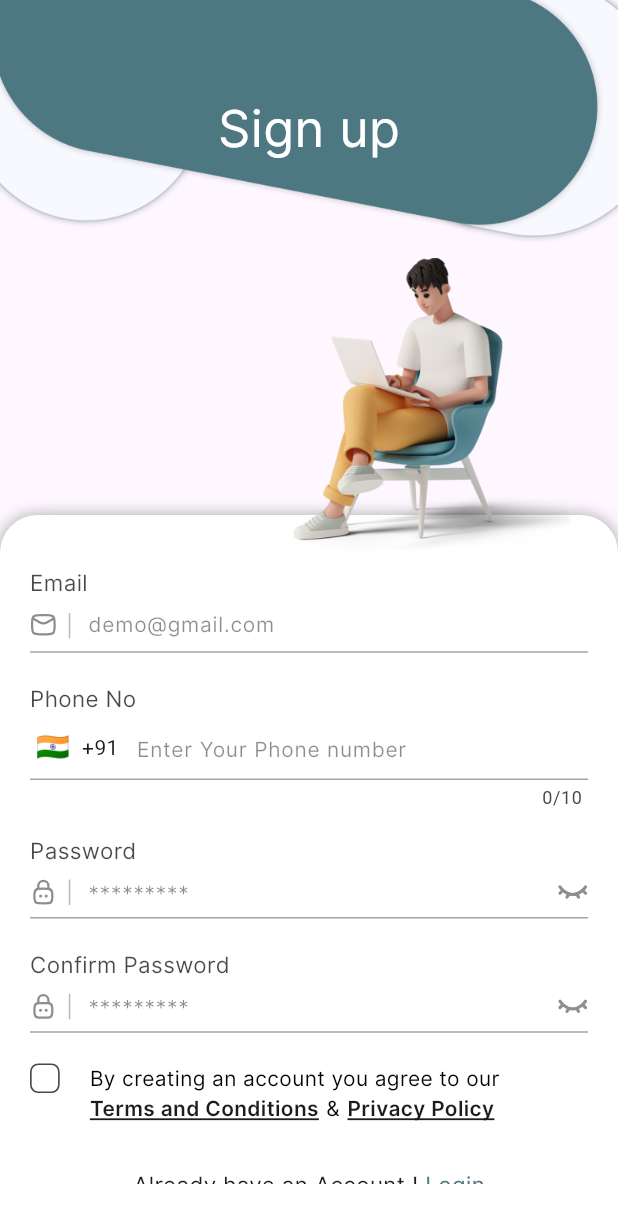
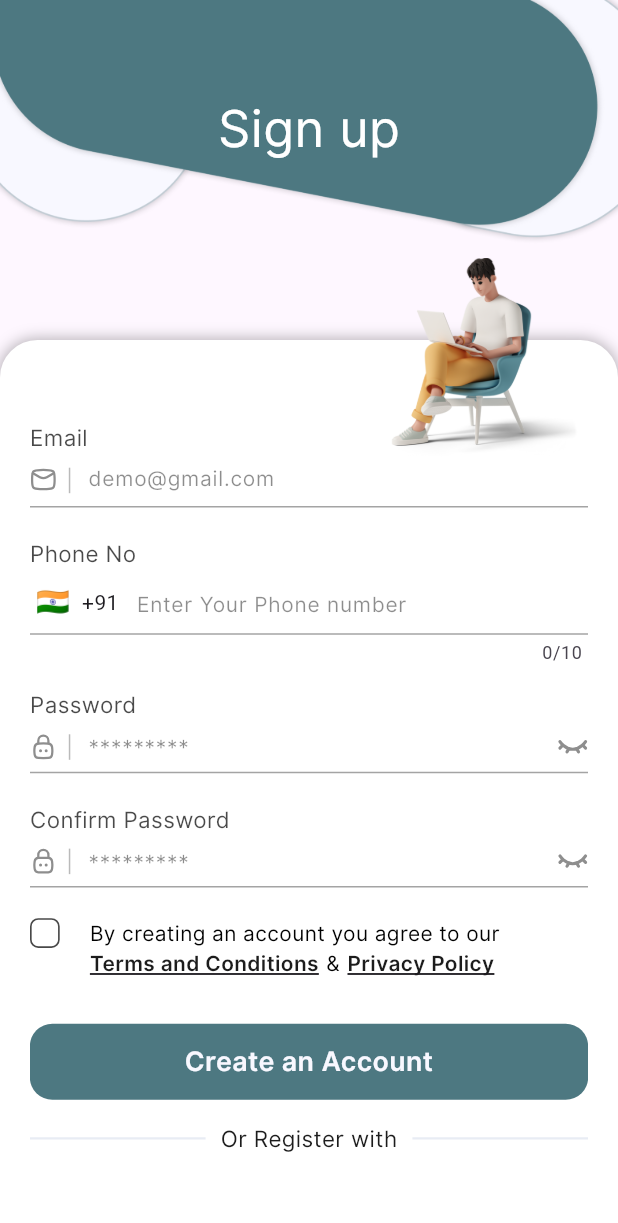
Before and after one commit to avadhworkzone/session_mate, a Flutter app: the screen it shows after launch, after a tap on "Create an Account", on a phone screen of 412 x 824 dp. Shown: the top 1223 px of the screen. Run offline on Flutter 3.47's test engine with Material 3 defaults, Android fonts, the light colour scheme and no system bars; drawn by our look-alikes of intl_phone_field; our stand-ins replace connectivity, flutter_screenutil, flutter_svg, get, pinput, webview_flutter.

Commit message:
changes in login and sign up screen

```diff
--- a/lib/utils/app_colors.dart
+++ b/lib/utils/app_colors.dart
@@ -10,4 +10,6 @@ class AppColors {
   static const Color red1D = Color(0xffFF1D1D);
   static const Color colorA2 = Color(0xffA2A2A2);
   static const Color black34 = Color(0xff343434);
+  static const Color whiteF4 = Color(0xffE8ECF4);
+  static const Color white7C = Color(0xff6A707C);
 }
--- a/lib/utils/app_image_assets.dart
+++ b/lib/utils/app_image_assets.dart
@@ -15,6 +15,12 @@ class AppImageAssets {
       '${AppConstants.baseImageAssetsPath}signUpAppBar.png';
   static const String signUpManImage =
       '${AppConstants.baseImageAssetsPath}signUpImage.png';
+  static const String appleImage =
+      '${AppConstants.baseImageAssetsPath}appleImage.png';
+  static const String facebookImage =
+      '${AppConstants.baseImageAssetsPath}facebookImage.png';
+  static const String googleImage =
+      '${AppConstants.baseImageAssetsPath}googleImage.png';
 
   /// sign in screen
   static const String signInAppBarImage =
@@ -25,9 +31,9 @@ class AppImageAssets {
       '${AppConstants.baseImageAssetsPath}otpVerificationImage.png';
 
   /// BottomBar
+  static const String homeSelectedImg =
+      '${AppConstants.baseImageAssetsPath}homeSelected.png';
   static const String homeImg = '${AppConstants.baseImageAssetsPath}home.png';
-  static const String homeSelectedImg =
-      '${AppConstants.baseImageAssetsPath}home (1).png';
   static const String sessionImg =
       '${AppConstants.baseImageAssetsPath}session.png';
   static const String sessionSelectedImg =
--- a/lib/utils/app_string.dart
+++ b/lib/utils/app_string.dart
@@ -19,6 +19,7 @@ class AppStrings {
   static String phoneNoHintTxt = 'Enter Your Phone number';
   static String passwordHintTxt = '*********';
   static String alreadyHaveAccount = 'Already have an Account ! ';
+  static String registerWith = 'Or Register with';
   static String privacyAndTermsCheckTxt =
       'By creating an account you agree to our';
   static String termsConditionTxt = 'Terms and Conditions';
@@ -29,6 +30,7 @@ class AppStrings {
   static String doNotHaveAccountTxt = 'Don’t have an Account ? ';
   static String rememberMe = 'Remember Me';
   static String forgotPassword = 'Forgot Password?';
+  static String loginWith = 'Or Login with';
 
   /// OTP VERIFICATION SCREEN
   static String otpVerificationTxt =
--- a/lib/utils/size_config_utils.dart
+++ b/lib/utils/size_config_utils.dart
@@ -57,6 +57,10 @@ class SizeConfig {
   static Widget sH20 = SizedBox(
     height: 20.h,
   );
+  static Widget sH22 = SizedBox(
+    height: 22.h,
+  );
+
   static Widget sH25 = SizedBox(
     height: 25.h,
   );
--- /dev/null
+++ b/lib/view/auth/common_container_social_media.dart
@@ -0,0 +1,18 @@
+import 'package:flutter/material.dart';
+import 'package:flutter_screenutil/flutter_screenutil.dart';
+import 'package:session_mate/utils/app_colors.dart';
+import 'package:session_mate/utils/local_assets.dart';
+
+Container commonSocialMediaDesign({required String imagePath}) {
+  return Container(
+    padding: EdgeInsets.symmetric(horizontal: 48.w, vertical: 17.w),
+    decoration: BoxDecoration(
+        color: AppColors.white,
+        borderRadius: BorderRadius.circular(10),
+        border: Border.all(color: AppColors.whiteF4)),
+    child: LocalAssets(
+      imagePath: imagePath,
+      height: 25.w,
+    ),
+  );
+}
--- a/lib/view/auth/sign_up_screen.dart
+++ b/lib/view/auth/sign_up_screen.dart
@@ -15,6 +15,7 @@ import 'package:session_mate/utils/common_methods.dart';
 import 'package:session_mate/utils/local_assets.dart';
 import 'package:session_mate/utils/regex.dart';
 import 'package:session_mate/utils/size_config_utils.dart';
+import 'package:session_mate/view/auth/common_container_social_media.dart';
 import 'package:session_mate/view/auth/sign_in_screen.dart';
 import 'package:session_mate/view/services/webview_widget.dart';
 import 'package:session_mate/view/welcomeScreen/welcome_screen.dart';
@@ -71,7 +72,7 @@ class _SignUpScreenState extends State<SignUpScreen> {
                     children: [
                       Container(
                         margin: EdgeInsets.only(
-                          top: Get.width / 2.4,
+                          top: Get.width / 7.5,
                         ),
                         decoration: BoxDecoration(
                             borderRadius: const BorderRadius.only(
@@ -87,7 +88,7 @@ class _SignUpScreenState extends State<SignUpScreen> {
                             ]),
                         child: Padding(
                           padding: EdgeInsets.symmetric(
-                              horizontal: 20.w, vertical: 35.w),
+                              horizontal: 20.w, vertical: 55.w),
                           child: SingleChildScrollView(
                             padding: EdgeInsets.only(
                                 bottom:
@@ -389,6 +390,77 @@ class _SignUpScreenState extends State<SignUpScreen> {
                                     ],
                                   ),
                                   SizeConfig.sH30,
+                                  CustomBtn(
+                                    title: AppStrings.createAccount,
+                                    fontSize: 18.sp,
+                                    textColor: AppColors.whiteFF,
+                                    onTap: () {
+                                      signUpViewModel
+                                          .signUpPhoneIsValidate.value = true;
+                                      FocusManager.instance.primaryFocus
+                                          ?.unfocus();
+                                      if (signUpViewModel
+                                              .signUpFormKey.value.currentState!
+                                              .validate() &&
+                                          signUpViewModel
+                                              .signUpPhoneNoController
+                                              .value
+                                              .text
+                                              .isNotEmpty) {
+                                        if (signUpViewModel
+                                                .signUpPasswordController
+                                                .value
+                                                .text !=
+                                            signUpViewModel
+                                                .signUpConfirmPasswordController
+                                                .value
+                                                .text) {
+                                          commonErrorSnackBar(
+                                              message:
+                                                  AppStrings.passValidation);
+                                        }
+                                      }
+                                    },
+                                  ),
+                                  SizeConfig.sH15,
+                                  Row(
+                                    mainAxisSize: MainAxisSize.min,
+                                    children: [
+                                      const Expanded(
+                                        child: Divider(
+                                          color: AppColors.whiteF4,
+                                          endIndent: 10,
+                                          thickness: 1.5,
+                                        ),
+                                      ),
+                                      CustomText(AppStrings.registerWith,
+                                          fontSize: 15.sp,
+                                          color: AppColors.black1c),
+                                      const Expanded(
+                                        child: Divider(
+                                          color: AppColors.whiteF4,
+                                          indent: 10,
+                                          thickness: 1.5,
+                                        ),
+                                      ),
+                                    ],
+                                  ),
+                                  SizeConfig.sH22,
+                                  Row(
+                                    mainAxisAlignment:
+                                        MainAxisAlignment.spaceBetween,
+                                    children: [
+                                      commonSocialMediaDesign(
+                                          imagePath:
+                                              AppImageAssets.facebookImage),
+                                      commonSocialMediaDesign(
+                                          imagePath:
+                                              AppImageAssets.googleImage),
+                                      commonSocialMediaDesign(
+                                          imagePath: AppImageAssets.appleImage)
+                                    ],
+                                  ),
+                                  SizeConfig.sH15,
                                   Row(
                                     mainAxisAlignment: MainAxisAlignment.center,
                                     children: [
@@ -421,39 +493,6 @@ class _SignUpScreenState extends State<SignUpScreen> {
                                       )
                                     ],
                                   ),
-                                  SizeConfig.sH10,
-                                  CustomBtn(
-                                    title: AppStrings.createAccount,
-                                    fontSize: 18.sp,
-                                    textColor: AppColors.whiteFF,
-                                    onTap: () {
-                                      signUpViewModel
-                                          .signUpPhoneIsValidate.value = true;
-                                      FocusManager.instance.primaryFocus
-                                          ?.unfocus();
-                                      if (signUpViewModel
-                                              .signUpFormKey.value.currentState!
-                                              .validate() &&
-                                          signUpViewModel
-                                              .signUpPhoneNoController
-                                              .value
-                                              .text
-                                              .isNotEmpty) {
-                                        if (signUpViewModel
-                                                .signUpPasswordController
-                                                .value
-                                                .text !=
-                                            signUpViewModel
-                                                .signUpConfirmPasswordController
-                                                .value
-                                                .text) {
-                                          commonErrorSnackBar(
-                                              message:
-                                                  AppStrings.passValidation);
-                                        }
-                                      }
-                                    },
-                                  ),
                                   // SizedBox(
                                   //   height: MediaQuery.of(context).viewInsets.bottom,
                                   // )
@@ -467,8 +506,8 @@ class _SignUpScreenState extends State<SignUpScreen> {
                           right: 20.w,
                           child: LocalAssets(
                             imagePath: AppImageAssets.signUpManImage,
-                            height: Get.width * 0.5,
-                            width: Get.width * 0.5,
+                            height: Get.width / 3,
+                            width: Get.width / 3,
                           ))
                     ],
                   ),
--- a/lib/view/bottomBar/bottom_bar_screen.dart
+++ b/lib/view/bottomBar/bottom_bar_screen.dart
@@ -34,8 +34,8 @@ class _BottomBarState extends State<BottomBar> {
             children: [
               navItem(
                   index: 0,
-                  icon: AppImageAssets.homeSelectedImg,
-                  selectedIcon: AppImageAssets.homeImg,
+                  icon: AppImageAssets.homeImg,
+                  selectedIcon: AppImageAssets.homeSelectedImg,
                   title: AppStrings.home),
               navItem(
                   index: 1,
```
Also changed, not shown: lib/view/auth/sign_in_screen.dart (+41 -1 lines), assets/images/appleImage.png (added), assets/images/facebookImage.png (added), assets/images/googleImage.png (added), assets/images/home (1).png (deleted), assets/images/home.png, assets/images/homeSelected.png (added), 5 other files.
